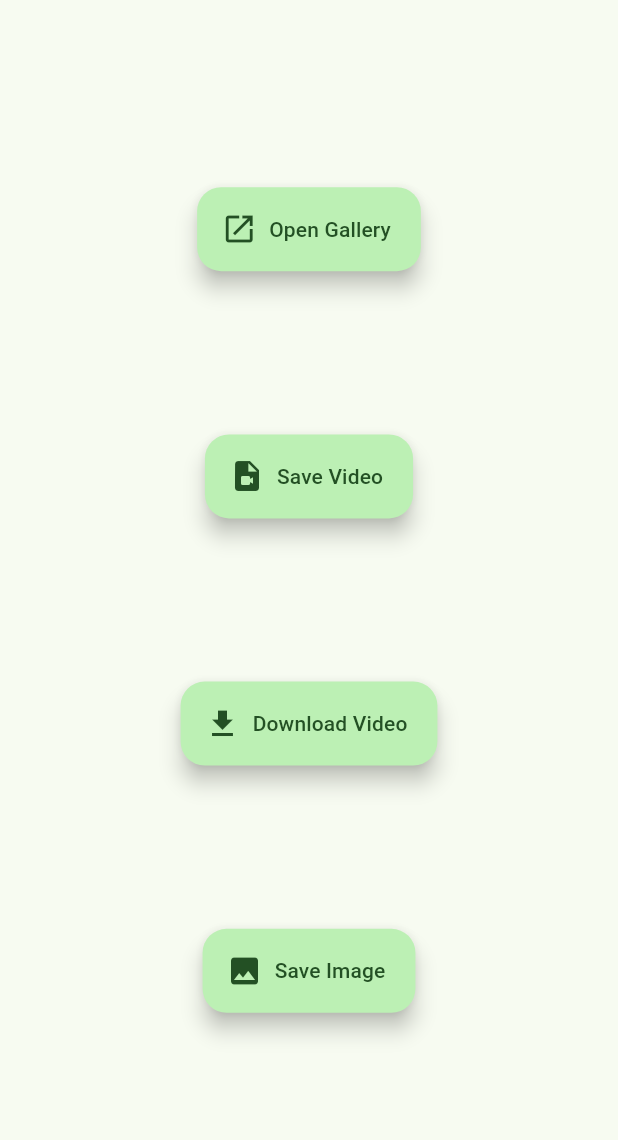
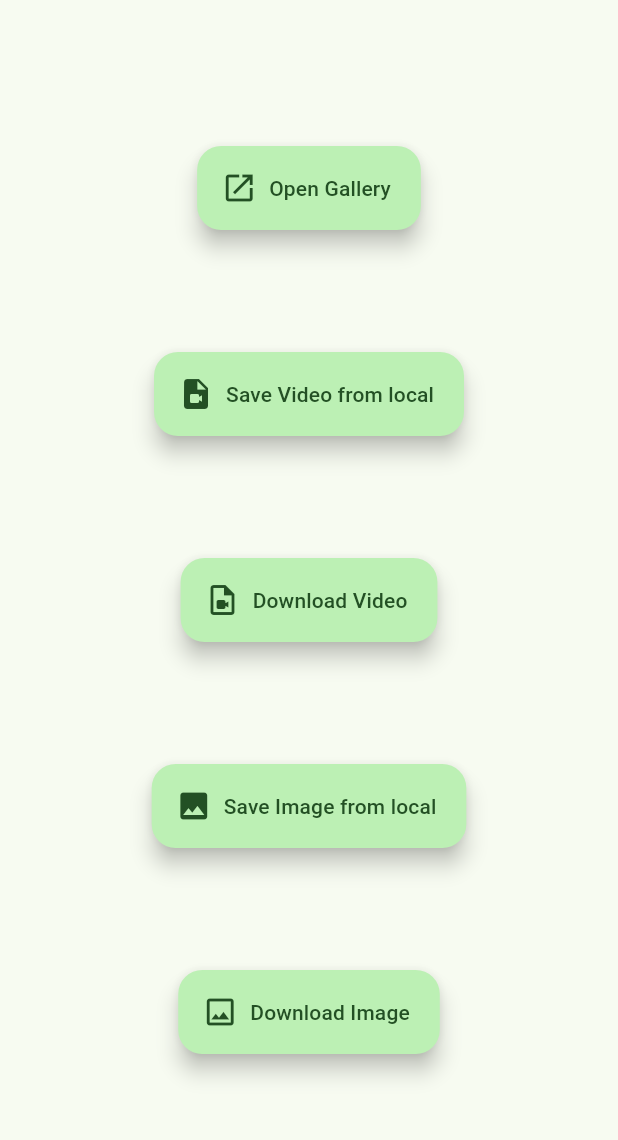
Before and after one commit to natsuk4ze/gal, a Flutter app: the screen it shows after launch, after a tap on "Download Video", on a phone screen of 412 x 824 dp, the part 60-1200 px from its top. Run offline on Flutter 3.47's test engine with Material 2 defaults, Android fonts, the phone set to English and light mode, and no system bars; our stand-ins replace dio, plugin_platform_interface; missing offline and left inert: android_intent_plus; network calls fail.

Commit message:
Add example

```diff
--- a/example/lib/main.dart
+++ b/example/lib/main.dart
@@ -53,14 +53,14 @@ class App extends StatelessWidget {
                       ScaffoldMessenger.of(context).showSnackBar(snackBar);
                     }
                   },
-                  label: const Text('Save Video'),
+                  label: const Text('Save Video from local'),
                   icon: const Icon(Icons.video_file),
                 ),
                 FloatingActionButton.extended(
                   onPressed: () async {
                     final path = '${Directory.systemTemp.path}/done.mp4';
                     await Dio().download(
-                      'https://github.com/natsuk4ze/gal/blob/main/example/assets/done.mp4',
+                      'https://github.com/natsuk4ze/gal/raw/main/example/assets/done.mp4',
                       path,
                     );
                     await Gal.putVideo(path);
@@ -69,7 +69,7 @@ class App extends StatelessWidget {
                     }
                   },
                   label: const Text('Download Video'),
-                  icon: const Icon(Icons.download),
+                  icon: const Icon(Icons.video_file_outlined),
                 ),
                 FloatingActionButton.extended(
                   onPressed: () async {
@@ -79,9 +79,24 @@ class App extends StatelessWidget {
                       ScaffoldMessenger.of(context).showSnackBar(snackBar);
                     }
                   },
-                  label: const Text('Save Image'),
+                  label: const Text('Save Image from local'),
                   icon: const Icon(Icons.image),
                 ),
+                FloatingActionButton.extended(
+                  onPressed: () async {
+                    final path = '${Directory.systemTemp.path}/done.jpg';
+                    await Dio().download(
+                      'https://github.com/natsuk4ze/gal/raw/main/example/assets/done.jpg',
+                      path,
+                    );
+                    await Gal.putImage(path);
+                    if (context.mounted) {
+                      ScaffoldMessenger.of(context).showSnackBar(snackBar);
+                    }
+                  },
+                  label: const Text('Download Image'),
+                  icon: const Icon(Icons.image_outlined),
+                )
               ],
             ),
           );
```
